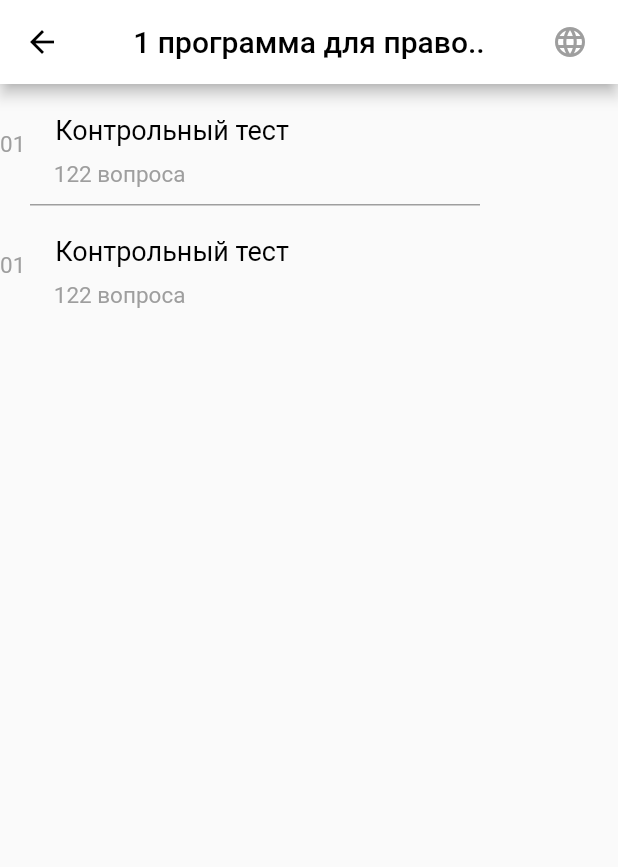
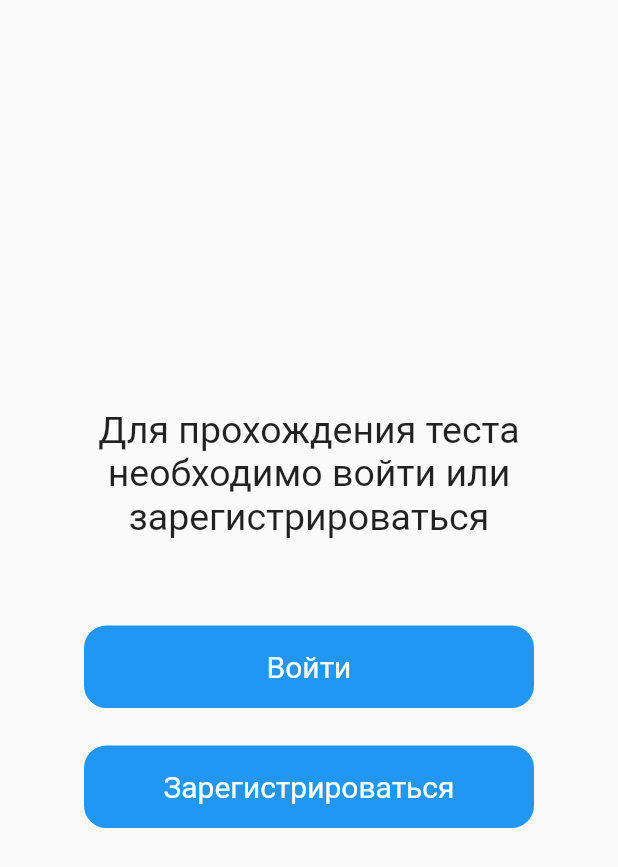
Before and after one commit to Nekori228/EmTest, a Flutter app: the tests screen opened directly, after a tap on "1 программа для правоохраненительной слу", on a phone screen of 412 x 824 dp. Shown: the top 867 px of the screen. Run offline on Flutter 3.47's test engine with Material 2 defaults, Android fonts, the phone set to English and light mode, and no system bars.

Commit message:
Update intro_test.dart pages

```diff
--- /dev/null
+++ b/lib/pages/info_regist.dart
@@ -0,0 +1,59 @@
+import 'package:flutter/material.dart';
+
+class info_registr extends StatelessWidget {
+  const info_registr({Key? key}) : super(key: key);
+
+  @override
+  Widget build(BuildContext context) {
+    return Scaffold(
+      body: Column(
+        mainAxisAlignment: MainAxisAlignment.center,
+        children: [
+          Center(
+            child: SizedBox(
+              width: 300,
+              height: 100,
+              child: Text(
+                'Для прохождения теста необходимо войти или зарегистрироваться', textAlign: TextAlign.center,
+                style: TextStyle(fontSize: 25),
+              ),
+            ),
+          ),
+          Padding(
+            padding: const EdgeInsets.fromLTRB(0, 45, 0, 25),
+            child: Container(
+              width: 300,
+              height: 55,
+              decoration: BoxDecoration(
+                color: Colors.blue,
+                borderRadius: BorderRadius.circular(15),
+                border: Border.all(color: Colors.blue),
+              ),
+              child: Center(
+                child: Text(
+                  'Войти',
+                  style: TextStyle(color: Colors.white, fontSize: 20),
+                ),
+              ),
+            ),
+          ),
+          Container(
+            width: 300,
+            height: 55,
+            decoration: BoxDecoration(
+              color: Colors.blue,
+              borderRadius: BorderRadius.circular(15),
+              border: Border.all(color: Colors.blue),
+            ),
+            child: Center(
+              child: Text(
+                'Зарегистрироваться',
+                style: TextStyle(color: Colors.white, fontSize: 20),
+              ),
+            ),
+          ),
+        ],
+      ),
+    );
+  }
+}
--- a/lib/pages/intro_test.dart
+++ b/lib/pages/intro_test.dart
@@ -34,6 +34,18 @@ class intro_test extends StatelessWidget {
             block_test(),
             block_grey(),
             block_test(),
+            block_grey(),
+            block_test(),
+            block_grey(),
+            block_test(),
+            block_grey(),
+            block_test(),
+            block_grey(),
+            block_test(),
+            block_grey(),
+            block_test(),
+            block_grey(),
+            block_test(),
           ],
         ),
       ),
@@ -51,7 +63,10 @@ class block_test extends StatelessWidget {
       height: 80,
       child: Row(
         children: [
-          Text('01', style: TextStyle(color: Colors.grey, fontSize: 15)),
+          Padding(
+            padding: const EdgeInsets.fromLTRB(15, 0, 0, 0),
+            child: Text('01', style: TextStyle(color: Colors.grey, fontSize: 15)),
+          ),
           Column(
             children: [
               Padding(
--- a/lib/pages/tests_page.dart
+++ b/lib/pages/tests_page.dart
@@ -1,5 +1,7 @@
 import 'package:emtest/pages/intro_test.dart';
 import 'package:flutter/material.dart';
+
+import 'info_regist.dart';
 
 class tests extends StatelessWidget {
   const tests({Key? key}) : super(key: key);
@@ -54,7 +56,7 @@ class tests_block extends StatelessWidget {
       child: ElevatedButton(
         onPressed: () {
           Navigator.push(
-              context, MaterialPageRoute(builder: (context) => intro_test()));
+              context, MaterialPageRoute(builder: (context) => info_registr()));
         },
         child: Container(
           decoration: BoxDecoration(
```
